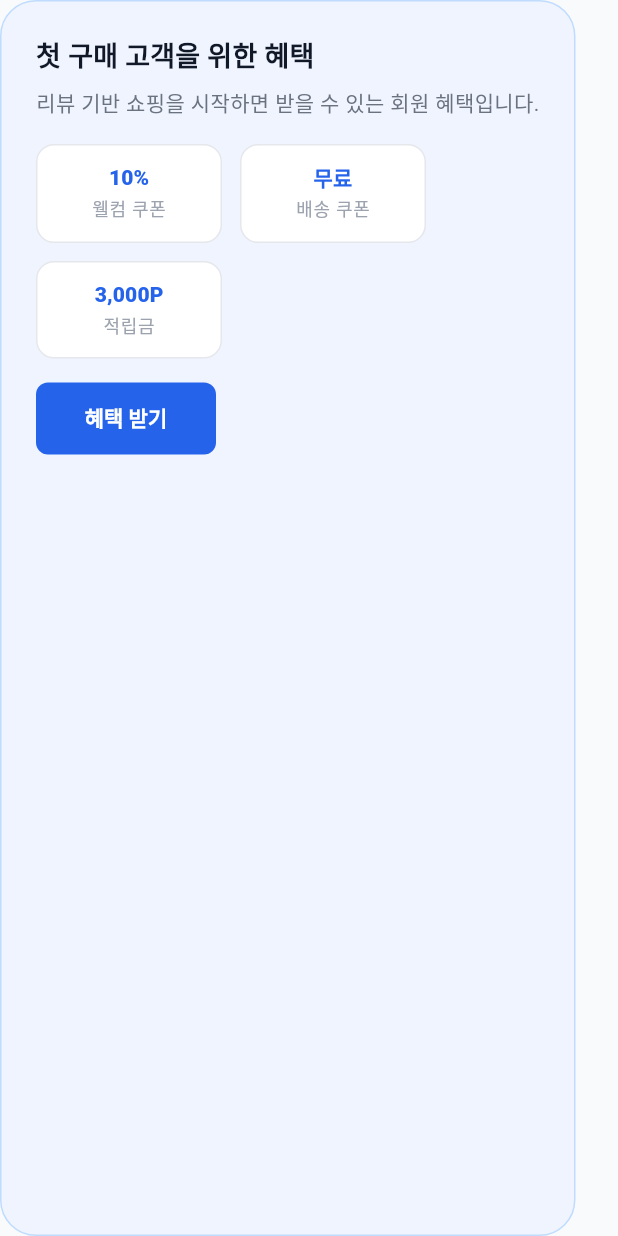
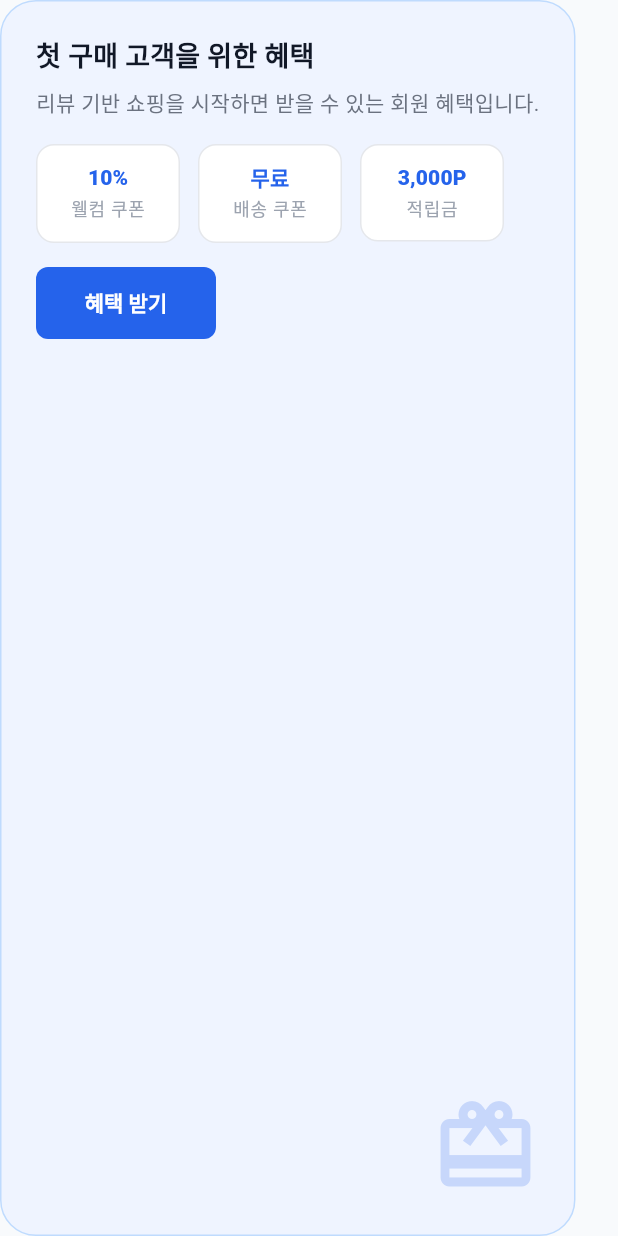
Before and after one commit to DMU-FireView/review-frontend, a Flutter app: the BenefitCTA widget shown alone on an empty page, opened directly, on a phone screen of 412 x 824 dp. Run offline on Flutter 3.47's test engine with Material 3 defaults, Android fonts, the phone set to English and light mode, and no system bars; our stand-ins replace flutter_riverpod, go_router.

Commit message:
fix: tighten home responsive layout

```diff
--- a/lib/features/home/presentation/widgets/home/benefit_cta.dart
+++ b/lib/features/home/presentation/widgets/home/benefit_cta.dart
@@ -26,19 +26,35 @@ class BenefitCTA extends StatelessWidget {
         padding: EdgeInsets.all(
           context.isMobile ? AppSpacing.lg : AppSpacing.xl,
         ),
-        child: context.isMobile
-            ? Column(
+        child: LayoutBuilder(
+          builder: (context, constraints) {
+            final useInlineGift = constraints.maxWidth >= 520;
+
+            final content = Column(
               crossAxisAlignment: CrossAxisAlignment.start,
-                children: _children(context),
-              )
-            : Row(
+              children: _children(context, constraints.maxWidth),
+            );
+
+            if (context.isMobile || !useInlineGift) {
+              return Stack(
                 children: [
-                  Expanded(
-                    child: Column(
-                      crossAxisAlignment: CrossAxisAlignment.start,
-                      children: _children(context),
+                  content,
+                  const Positioned(
+                    right: 0,
+                    bottom: 0,
+                    child: Icon(
+                      Icons.card_giftcard,
+                      color: Color(0x332563EB),
+                      size: 72,
                     ),
                   ),
+                ],
+              );
+            }
+
+            return Row(
+              children: [
+                Expanded(child: content),
                 const SizedBox(width: AppSpacing.xl),
                 const Icon(
                   Icons.card_giftcard,
@@ -46,12 +62,16 @@ class BenefitCTA extends StatelessWidget {
                   size: 96,
                 ),
               ],
+            );
+          },
         ),
       ),
     );
   }
 
-  List<Widget> _children(BuildContext context) {
+  List<Widget> _children(BuildContext context, double maxWidth) {
+    final itemWidth = maxWidth < 520 ? 96.0 : 124.0;
+
     return [
       Text('첫 구매 고객을 위한 혜택', style: Theme.of(context).textTheme.titleMedium),
       const SizedBox(height: AppSpacing.xs),
@@ -68,7 +88,7 @@ class BenefitCTA extends StatelessWidget {
         children: [
           for (final item in items)
             Container(
-              width: 124,
+              width: itemWidth,
               padding: const EdgeInsets.symmetric(
                 horizontal: AppSpacing.sm,
                 vertical: AppSpacing.sm,
```
Also changed, not shown: lib/features/home/presentation/pages/home_page.dart (+16 -3 lines), lib/features/home/presentation/widgets/home/banners/hero_banner_carousel.dart (+4 -4 lines), lib/features/home/presentation/widgets/home/quick_category_row.dart (+5 -5 lines), lib/features/home/presentation/widgets/home/review_trust_info_card.dart (+10 -7 lines). Lines whose indentation alone changed are shown as unchanged.
